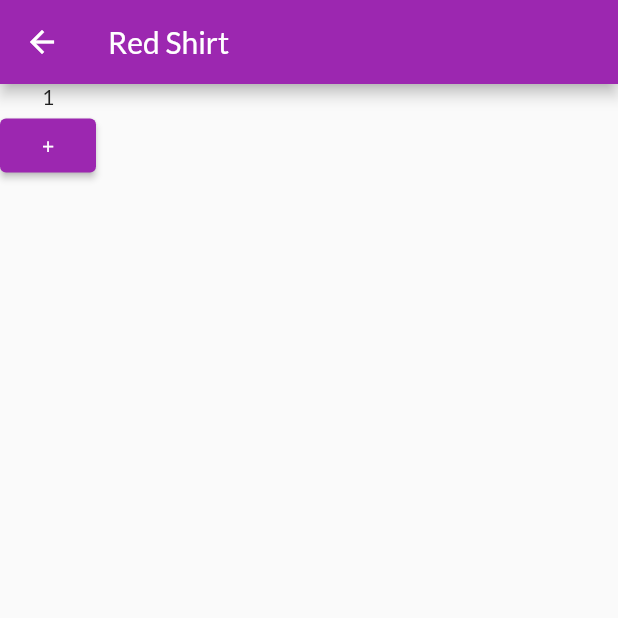
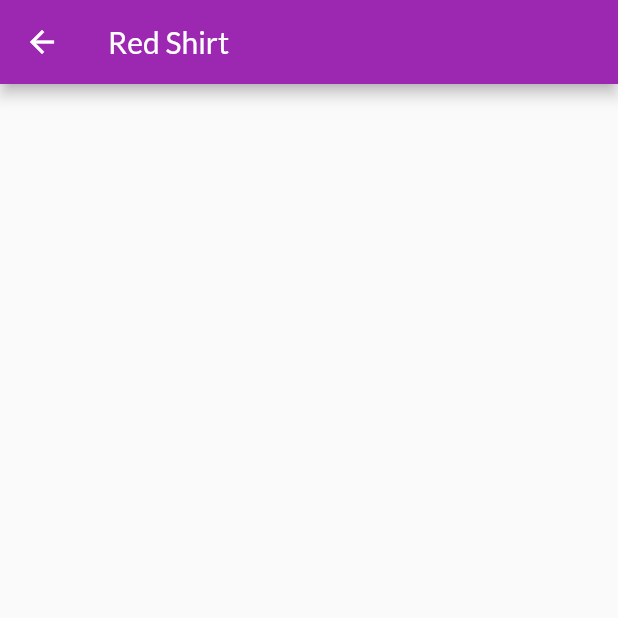
Before and after one commit to IsmaelCardoso/shop_exemple_flutter_state_management, a Flutter app: the ProductDetailScreen screen opened directly with sample values from the repository, on a phone screen of 412 x 824 dp, the top half of it. Run offline on Flutter 3.47's test engine with Material 2 defaults, Android fonts, the phone set to English and light mode, and no system bars; network calls fail.

Commit message:
chore(main, products.provider, product_detail.screen and product_overview.screen): using provider

```diff
--- /dev/null
+++ b/lib/providers/products.provider.dart
@@ -0,0 +1,14 @@
+import 'package:flutter/widgets.dart';
+import '../data/dummy.data.dart';
+import '../models/product.model.dart';
+
+class ProductsProvider with ChangeNotifier {
+  List<ProductModel> _items = DUMMY_PRODUCTS;
+
+  List<ProductModel> get items => [..._items];
+
+  void addProduct(ProductModel product) {
+    _items.add(product);
+    notifyListeners();
+  }
+}
--- a/lib/views/product_detail.screen.dart
+++ b/lib/views/product_detail.screen.dart
@@ -1,41 +1,15 @@
 import 'package:flutter/material.dart';
 import '../models/product.model.dart';
-import '../providers/counter.provider.dart';
 
-class ProductDetailScreen extends StatefulWidget {
-  @override
-  _ProductDetailScreenState createState() => _ProductDetailScreenState();
-}
-
-class _ProductDetailScreenState extends State<ProductDetailScreen> {
+class ProductDetailScreen extends StatelessWidget {
   @override
   Widget build(BuildContext context) {
     final ProductModel product =
         ModalRoute.of(context).settings.arguments as ProductModel;
-
     return Scaffold(
       appBar: AppBar(
         title: Text(product.title),
       ),
-      body: Column(
-        children: [
-          Text(
-            CounterProvider.of(context).state.value.toString(),
-          ),
-          ElevatedButton(
-              onPressed: () {
-                setState(() {
-                  CounterProvider.of(context).state.inc();
-                  // context
-                  //     .dependOnInheritedWidgetOfExactType<CounterProvider>()
-                  //     .state
-                  //     .inc(); //Tambem podemos fazer desta forma!
-                });
-                print(CounterProvider.of(context).state.value);
-              },
-              child: Text('+')),
-        ],
-      ),
     );
   }
 }
--- a/pubspec.yaml
+++ b/pubspec.yaml
@@ -23,6 +23,7 @@ environment:
 dependencies:
   flutter:
     sdk: flutter
+  provider: ^4.0.5
 
   # The following adds the Cupertino Icons font to your application.
   # Use with the CupertinoIcons class for iOS style icons.
```
Also changed, not shown: lib/main.dart (+5 -2 lines), lib/views/products_overview.screen.dart (+9 -7 lines), pubspec.lock.
